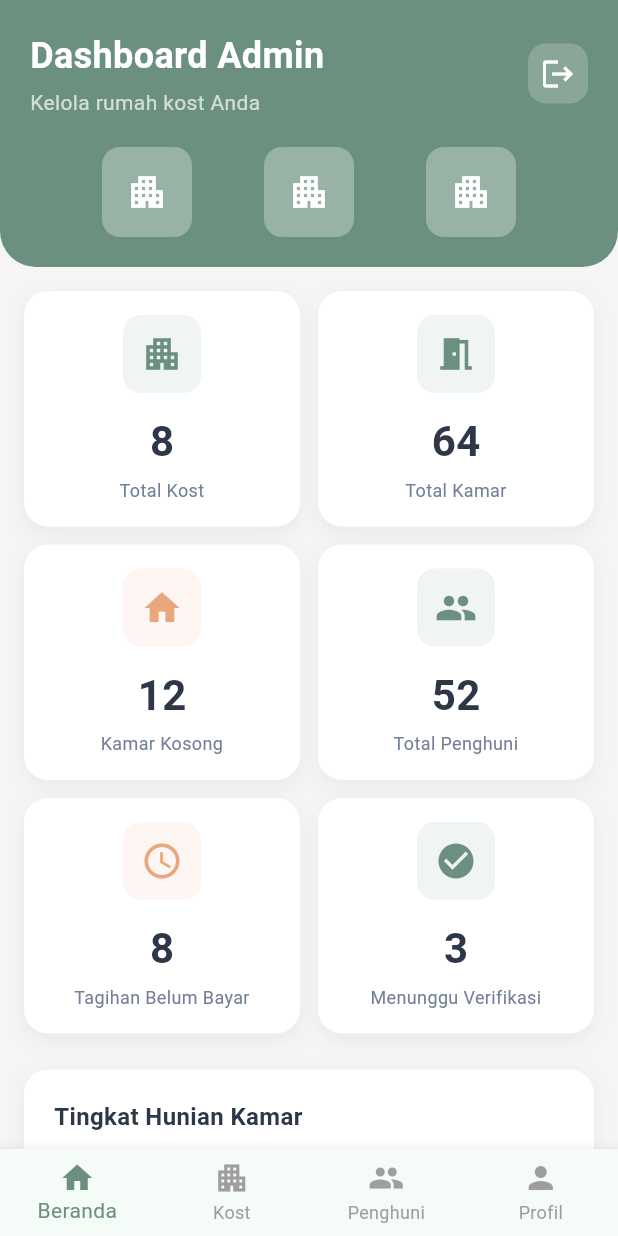
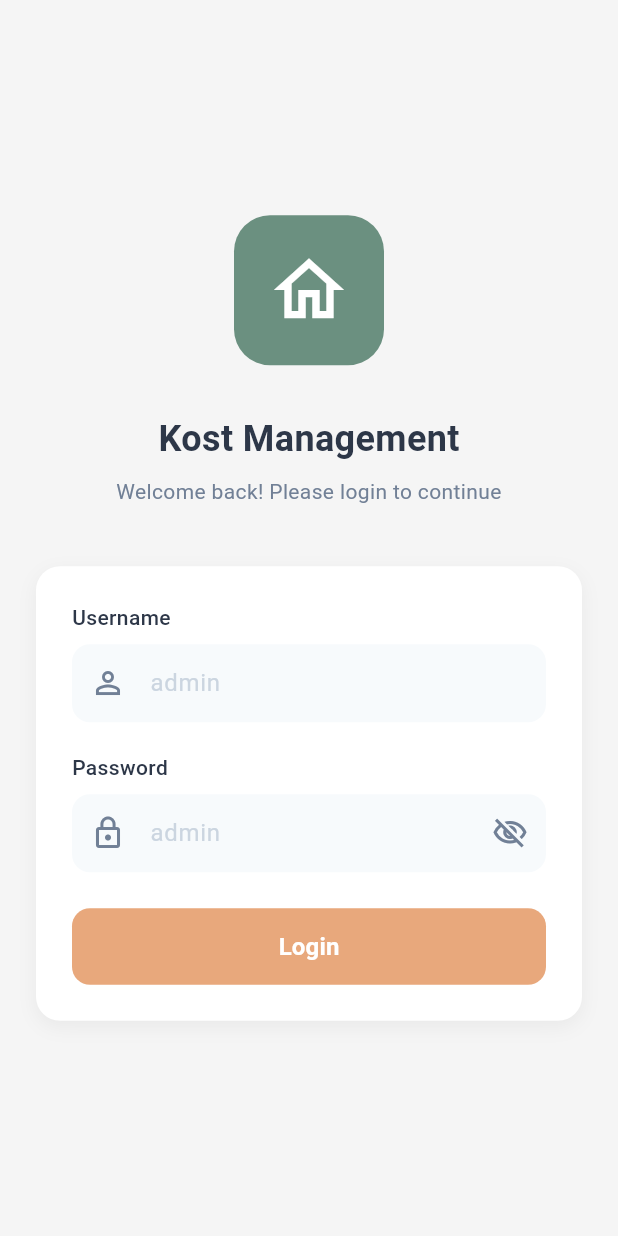
Before and after one commit to drestbellamy/hummatech-kos, a Flutter app: the screen it shows after launch, on a phone screen of 412 x 824 dp. Run offline on Flutter 3.47's test engine with Material 3 defaults, Android fonts, the light colour scheme and no system bars.

Commit message:
docs: add backend integration guide and update authentication flow
- Add comprehensive BACKEND-INTEGRATION.md with API endpoint documentation
- Document authentication flow including login and logout endpoints
- Include kost and room management API specifications
- Add user management endpoints for admin operations
- Document dashboard statistics endpoint
- Provide Flutter implementation examples for API service setup
- Include token management and shared preferences usage
- Add development credentials for testing
- Remove outdated WORKFLOW.md file
- Update main.dart and create landing_screen.dart and login_screen.dart for frontend integration

```diff
--- a/lib/main.dart
+++ b/lib/main.dart
@@ -1,5 +1,5 @@
 import 'package:flutter/material.dart';
-import 'screens/main_screen.dart';
+import 'screens/landing_screen.dart';
 
 void main() {
   runApp(const MyApp());
@@ -20,7 +20,7 @@ class MyApp extends StatelessWidget {
         ),
         useMaterial3: true,
       ),
-      home: const MainScreen(),
+      home: const LandingScreen(),
     );
   }
 }
--- /dev/null
+++ b/lib/screens/login_screen.dart
@@ -0,0 +1,311 @@
+import 'package:flutter/material.dart';
+import 'main_screen.dart';
+
+class LoginScreen extends StatefulWidget {
+  const LoginScreen({super.key});
+
+  @override
+  State<LoginScreen> createState() => _LoginScreenState();
+}
+
+class _LoginScreenState extends State<LoginScreen> with SingleTickerProviderStateMixin {
+  final _formKey = GlobalKey<FormState>();
+  final _usernameController = TextEditingController();
+  final _passwordController = TextEditingController();
+  bool _isPasswordVisible = false;
+  bool _isLoading = false;
+
+  late AnimationController _animationController;
+  late Animation<double> _fadeAnimation;
+  late Animation<Offset> _slideAnimation;
+
+  @override
+  void initState() {
+    super.initState();
+
+    _animationController = AnimationController(
+      duration: const Duration(milliseconds: 800),
+      vsync: this,
+    );
+
+    _fadeAnimation = Tween<double>(begin: 0.0, end: 1.0).animate(
+      CurvedAnimation(parent: _animationController, curve: Curves.easeIn),
+    );
+
+    _slideAnimation = Tween<Offset>(
+      begin: const Offset(0, 0.1),
+      end: Offset.zero,
+    ).animate(CurvedAnimation(parent: _animationController, curve: Curves.easeOut));
+
+    _animationController.forward();
+  }
+
+  @override
+  void dispose() {
+    _animationController.dispose();
+    _usernameController.dispose();
+    _passwordController.dispose();
+    super.dispose();
+  }
+
+  Future<void> _login() async {
+    if (_formKey.currentState!.validate()) {
+      setState(() {
+        _isLoading = true;
+      });
+
+      await Future.delayed(const Duration(seconds: 1));
+
+      final username = _usernameController.text;
+      final password = _passwordController.text;
+
+      if (username == 'admin' && password == 'admin123') {
+        if (mounted) {
+          Navigator.pushReplacement(
+            context,
+            PageRouteBuilder(
+              pageBuilder: (context, animation, secondaryAnimation) => const MainScreen(),
+              transitionsBuilder: (context, animation, secondaryAnimation, child) {
+                return FadeTransition(opacity: animation, child: child);
+              },
+              transitionDuration: const Duration(milliseconds: 500),
+            ),
+          );
+        }
+      } else {
+        setState(() {
+          _isLoading = false;
+        });
+
+        if (mounted) {
+          ScaffoldMessenger.of(context).showSnackBar(
+            const SnackBar(
+              content: Text('Username atau password salah'),
+              backgroundColor: Color(0xFFE53E3E),
+            ),
+          );
+        }
+      }
+    }
+  }
+
+  @override
+  Widget build(BuildContext context) {
+    return Scaffold(
+      backgroundColor: const Color(0xFFF5F5F5),
+      body: SafeArea(
+        child: Center(
+          child: SingleChildScrollView(
+            child: FadeTransition(
+              opacity: _fadeAnimation,
+              child: SlideTransition(
+                position: _slideAnimation,
+                child: Padding(
+                  padding: const EdgeInsets.all(24.0),
+                  child: Form(
+                    key: _formKey,
+                    child: Column(
+                      mainAxisAlignment: MainAxisAlignment.center,
+                      children: [
+                        // Logo
+                        Container(
+                          width: 100,
+                          height: 100,
+                          decoration: BoxDecoration(
+                            color: const Color(0xFF6B9080),
+                            borderRadius: BorderRadius.circular(24),
+                          ),
+                          child: const Icon(
+                            Icons.home_outlined,
+                            size: 56,
+                            color: Colors.white,
+                          ),
+                        ),
+
+                        const SizedBox(height: 32),
+
+                        // Title
+                        const Text(
+                          'Kost Management',
+                          style: TextStyle(
+                            fontSize: 24,
+                            fontWeight: FontWeight.bold,
+                            color: Color(0xFF2D3748),
+                          ),
+                        ),
+
+                        const SizedBox(height: 8),
+
+                        const Text(
+                          'Welcome back! Please login to continue',
+                          style: TextStyle(
+                            fontSize: 14,
+                            color: Color(0xFF718096),
+                          ),
+                          textAlign: TextAlign.center,
+                        ),
+
+                        const SizedBox(height: 40),
+
+                        // Login Card
+                        Container(
+                          padding: const EdgeInsets.all(24),
+                          decoration: BoxDecoration(
+                            color: Colors.white,
+                            borderRadius: BorderRadius.circular(16),
+                            boxShadow: [
+                              BoxShadow(
+                                color: Colors.black.withOpacity(0.05),
+                                blurRadius: 10,
+                                offset: const Offset(0, 4),
+                              ),
+                            ],
+                          ),
+                          child: Column(
+                            crossAxisAlignment: CrossAxisAlignment.start,
+                            children: [
+                              // Username Field
+                              const Text(
+                                'Username',
+                                style: TextStyle(
+                                  fontSize: 14,
+                                  fontWeight: FontWeight.w500,
+                                  color: Color(0xFF2D3748),
+                                ),
+                              ),
+                              const SizedBox(height: 8),
+                              TextFormField(
+                                controller: _usernameController,
+                                decoration: InputDecoration(
+                                  hintText: 'admin',
+                                  hintStyle: const TextStyle(
+                                    color: Color(0xFFCBD5E0),
+                                  ),
+                                  prefixIcon: const Icon(
+                                    Icons.person_outline,
+                                    color: Color(0xFF718096),
+                                  ),
+                                  filled: true,
+                                  fillColor: const Color(0xFFF7FAFC),
+                                  border: OutlineInputBorder(
+                                    borderRadius: BorderRadius.circular(12),
+                                    borderSide: BorderSide.none,
+                                  ),
+                                  contentPadding: const EdgeInsets.symmetric(
+                                    horizontal: 16,
+                                    vertical: 14,
+                                  ),
+                                ),
+                                validator: (value) {
+                                  if (value == null || value.isEmpty) {
+                                    return 'Username tidak boleh kosong';
+                                  }
+                                  return null;
+                                },
+                              ),
+
+                              const SizedBox(height: 20),
+
+                              // Password Field
+                              const Text(
+                                'Password',
+                                style: TextStyle(
+                                  fontSize: 14,
+                                  fontWeight: FontWeight.w500,
+                                  color: Color(0xFF2D3748),
+                                ),
+                              ),
+                              const SizedBox(height: 8),
+                              TextFormField(
+                                controller: _passwordController,
+                                obscureText: !_isPasswordVisible,
+                                decoration: InputDecoration(
+                                  hintText: 'admin',
+                                  hintStyle: const TextStyle(
+                                    color: Color(0xFFCBD5E0),
+                                  ),
+                                  prefixIcon: const Icon(
+                                    Icons.lock_outline,
+                                    color: Color(0xFF718096),
+                                  ),
+                                  suffixIcon: IconButton(
+                                    icon: Icon(
+                                      _isPasswordVisible
+                                          ? Icons.visibility_outlined
+                                          : Icons.visibility_off_outlined,
+                                      color: const Color(0xFF718096),
+                                    ),
+                                    onPressed: () {
+                                      setState(() {
+                                        _isPasswordVisible = !_isPasswordVisible;
+                                      });
+                                    },
+                                  ),
+                                  filled: true,
+                                  fillColor: const Color(0xFFF7FAFC),
+                                  border: OutlineInputBorder(
+                                    borderRadius: BorderRadius.circular(12),
+                                    borderSide: BorderSide.none,
+                                  ),
+                                  contentPadding: const EdgeInsets.symmetric(
+                                    horizontal: 16,
+                                    vertical: 14,
+                                  ),
+                                ),
+                                validator: (value) {
+                                  if (value == null || value.isEmpty) {
+                                    return 'Password tidak boleh kosong';
+                                  }
+                                  return null;
+                                },
+                              ),
+
+                              const SizedBox(height: 24),
+
+                              // Login Button
+                              SizedBox(
+                                width: double.infinity,
+                                child: ElevatedButton(
+                                  onPressed: _isLoading ? null : _login,
+                                  style: ElevatedButton.styleFrom(
+                                    backgroundColor: const Color(0xFFE8A87C),
+                                    padding: const EdgeInsets.symmetric(vertical: 14),
+                                    shape: RoundedRectangleBorder(
+                                      borderRadius: BorderRadius.circular(12),
+                                    ),
+                                    elevation: 0,
+                                  ),
+                                  child: _isLoading
+                                      ? const SizedBox(
+                                          height: 20,
+                                          width: 20,
+                                          child: CircularProgressIndicator(
+                                            color: Colors.white,
+                                            strokeWidth: 2,
+                                          ),
+                                        )
+                                      : const Text(
+                                          'Login',
+                                          style: TextStyle(
+                                            fontSize: 16,
+                                            fontWeight: FontWeight.w600,
+                                            color: Colors.white,
+                                          ),
+                                        ),
+                                ),
+                              ),
+                            ],
+                          ),
+                        ),
+                      ],
+                    ),
+                  ),
+                ),
+              ),
+            ),
+          ),
+        ),
+      ),
+    );
+  }
+}
```
Also changed, not shown: lib/screens/landing_screen.dart (added, +108 -0 lines), 2 other files.
